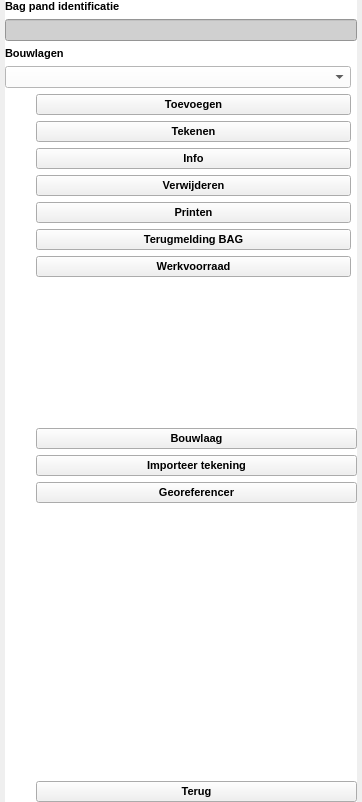
First picture: the form in plugin/oiv/bag_pand/oiv_pandgegevens_widget.ui, repository OIV-NL-QGIS/QGIS_project, before the edit.
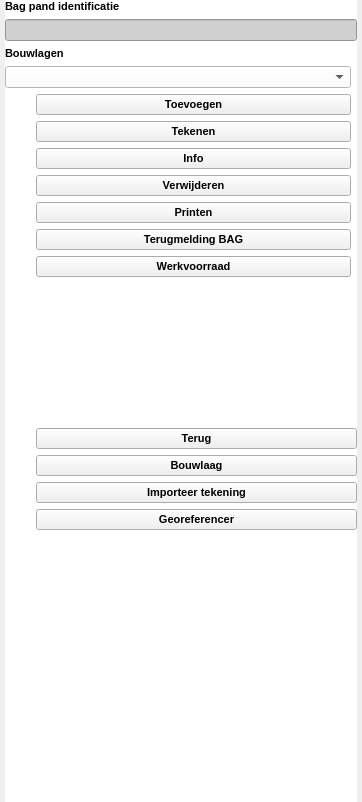
Second picture: the form after the edit. Icons and pictures are not drawn.

Patch:
```diff
--- a/plugin/oiv/bag_pand/oiv_pandgegevens_widget.ui
+++ b/plugin/oiv/bag_pand/oiv_pandgegevens_widget.ui
@@ -129,36 +129,6 @@
            <property name="bottomMargin">
             <number>0</number>
            </property>
-           <item row="8" column="1">
-            <widget class="QPushButton" name="terug_add">
-             <property name="enabled">
-              <bool>true</bool>
-             </property>
-             <property name="sizePolicy">
-              <sizepolicy hsizetype="Minimum" vsizetype="Fixed">
-               <horstretch>0</horstretch>
-               <verstretch>0</verstretch>
-              </sizepolicy>
-             </property>
-             <property name="font">
-              <font>
-               <family>Arial</family>
-               <pointsize>8</pointsize>
-               <weight>75</weight>
-               <bold>true</bold>
-              </font>
-             </property>
-             <property name="styleSheet">
-              <string notr="true">background-color: rgb(240, 240, 240);</string>
-             </property>
-             <property name="text">
-              <string>Terug</string>
-             </property>
-             <property name="checkable">
-              <bool>false</bool>
-             </property>
-            </widget>
-           </item>
            <item row="6" column="1">
             <spacer name="verticalSpacer_3">
              <property name="orientation">
@@ -202,31 +172,6 @@
              </property>
             </widget>
            </item>
-           <item row="8" column="0">
-            <widget class="QLabel" name="label_inventory_6">
-             <property name="sizePolicy">
-              <sizepolicy hsizetype="Fixed" vsizetype="Fixed">
-               <horstretch>0</horstretch>
-               <verstretch>0</verstretch>
-              </sizepolicy>
-             </property>
-             <property name="maximumSize">
-              <size>
-               <width>25</width>
-               <height>25</height>
-              </size>
-             </property>
-             <property name="text">
-              <string/>
-             </property>
-             <property name="pixmap">
-              <pixmap resource="../resources.qrc">:/plugins/oiv/config_files/png/interface/back.png</pixmap>
-             </property>
-             <property name="scaledContents">
-              <bool>true</bool>
-             </property>
-            </widget>
-           </item>
            <item row="2" column="0">
             <widget class="QLabel" name="label_inventory_5">
              <property name="sizePolicy">
@@ -362,6 +307,61 @@
              </property>
             </widget>
            </item>
+           <item row="0" column="1">
+            <widget class="QPushButton" name="terug_add">
+             <property name="enabled">
+              <bool>true</bool>
+             </property>
+             <property name="sizePolicy">
+              <sizepolicy hsizetype="Minimum" vsizetype="Fixed">
+               <horstretch>0</horstretch>
+               <verstretch>0</verstretch>
+              </sizepolicy>
+             </property>
+             <property name="font">
+              <font>
+               <family>Arial</family>
+               <pointsize>8</pointsize>
+               <weight>75</weight>
+               <bold>true</bold>
+              </font>
+             </property>
+             <property name="styleSheet">
+              <string notr="true">background-color: rgb(240, 240, 240);</string>
+             </property>
+             <property name="text">
+              <string>Terug</string>
+             </property>
+             <property name="checkable">
+              <bool>false</bool>
+             </property>
+            </widget>
+           </item>
+           <item row="0" column="0">
+            <widget class="QLabel" name="label_inventory_6">
+             <property name="sizePolicy">
+              <sizepolicy hsizetype="Fixed" vsizetype="Fixed">
+               <horstretch>0</horstretch>
+               <verstretch>0</verstretch>
+              </sizepolicy>
+             </property>
+             <property name="maximumSize">
+              <size>
+               <width>25</width>
+               <height>25</height>
+              </size>
+             </property>
+             <property name="text">
+              <string/>
+             </property>
+             <property name="pixmap">
+              <pixmap resource="../resources.qrc">:/plugins/oiv/config_files/png/interface/back.png</pixmap>
+             </property>
+             <property name="scaledContents">
+              <bool>true</bool>
+             </property>
+            </widget>
+           </item>
           </layout>
          </widget>
         </item>
```
